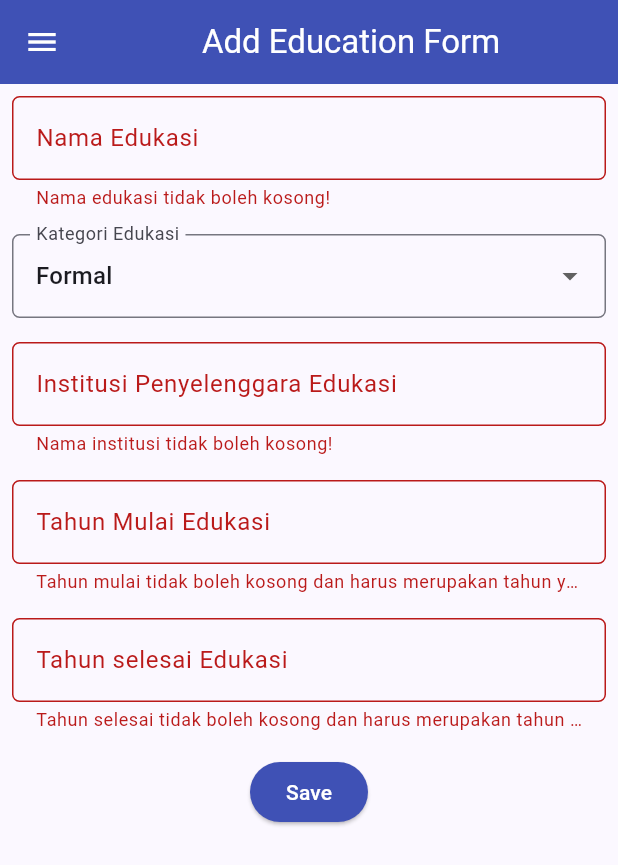
After one commit to mzakyrbn/myportofolio_mobile, a Flutter app: the EducationFormPage screen opened directly, after a tap on "Save", on a phone screen of 412 x 824 dp. The commit adds this screen. Shown: the top 865 px of the screen. Run offline on Flutter 3.47's test engine with Material 3 defaults, Android fonts, the phone set to English and light mode, and no system bars.

Commit message:
add education form page and button for redirecting to the page

```diff
--- /dev/null
+++ b/lib/screens/education_form.dart
@@ -0,0 +1,231 @@
+import 'package:flutter/material.dart';
+import 'package:myportofolio_mobile/widgets/left_drawer.dart';
+
+class EducationFormPage extends StatefulWidget {
+  const EducationFormPage({super.key});
+
+  @override
+  State<EducationFormPage> createState() => _EducationFormPageState();
+}
+
+class _EducationFormPageState extends State<EducationFormPage> {
+  final _formKey = GlobalKey<FormState>();
+
+  String _educationName = "";
+  String _category = "Formal"; // default
+  String _institution = "";
+  String _yearStart = DateTime.now().year.toString();
+  String _yearEnd = "";
+
+    final List<String> _categories = [
+    'Formal',
+    'Informal',
+  ];
+
+  @override
+  Widget build(BuildContext context) {
+    return Scaffold(
+      appBar: AppBar(
+        title: const Center(
+          child: Text(
+            'Add Education Form',
+          ),
+        ),
+        backgroundColor: Colors.indigo,
+        foregroundColor: Colors.white,
+      ),
+      drawer: LeftDrawer(),
+      body: Form(
+        key: _formKey,
+        child: SingleChildScrollView(
+          child: Column(
+            crossAxisAlignment: CrossAxisAlignment.start,
+            children: [
+              // === Education Name ===
+              Padding(
+                padding: const EdgeInsets.all(8.0),
+                child: TextFormField(
+                  decoration: InputDecoration(
+                    hintText: "Nama Edukasi",
+                    labelText: "Nama Edukasi",
+                    border: OutlineInputBorder(
+                      borderRadius: BorderRadius.circular(5.0),
+                    ),
+                  ),
+                  onChanged: (String? value) {
+                    setState(() {
+                      _educationName = value!;
+                    });
+                  },
+                  validator: (String? value) {
+                    if (value == null || value.trim().isEmpty) {
+                      return "Nama edukasi tidak boleh kosong!";
+                    }
+                    return null;
+                  },
+                ),
+              ),
+
+              // === Category ===
+              Padding(
+                padding: const EdgeInsets.all(8.0),
+                child: DropdownButtonFormField<String>(
+                  decoration: InputDecoration(
+                    labelText: "Kategori Edukasi",
+                    border: OutlineInputBorder(
+                      borderRadius: BorderRadius.circular(5.0),
+                    ),
+                  ),
+                  initialValue: _category,
+                  items: _categories
+                    .map((category) => DropdownMenuItem(
+                      value: category,
+                      child: Text(category),
+                      ))
+                    .toList(),
+                  onChanged: (String? newValue) {
+                    setState(() {
+                      _category = newValue!;
+                    });
+                  },
+                ),
+              ),
+
+              // === Institution ===
+              Padding(
+                padding: const EdgeInsets.all(8.0),
+                child: TextFormField(
+                  decoration: InputDecoration(
+                    hintText: "Universitas Indonesia, Universitas Pancasila, dll",
+                    labelText: "Institusi Penyelenggara Edukasi",
+                    border: OutlineInputBorder(
+                      borderRadius: BorderRadius.circular(5.0),
+                    ),
+                  ),
+                  onChanged: (String? value) {
+                    setState(() {
+                      _institution = value!;
+                    });
+                  },
+                  validator: (String? value) {
+                    if (value == null || value.trim().isEmpty) {
+                      return "Nama institusi tidak boleh kosong!";
+                    }
+                    return null;
+                  },
+                ),
+              ),
+
+              // === year_start ===
+              Padding(
+                padding: const EdgeInsets.all(8.0),
+                child: TextFormField(
+                  decoration: InputDecoration(
+                    hintText: "Tidak bisa melewati tahun sekarang",
+                    labelText: "Tahun Mulai Edukasi",
+                    border: OutlineInputBorder(
+                      borderRadius: BorderRadius.circular(5.0),
+                    ),
+                  ),
+                  onChanged: (String? value) {
+                    setState(() {
+                      _yearStart = value!;
+                    });
+                  },
+                  validator: (String? value) {
+                    if (value == null || value.trim().isEmpty || int.tryParse(value) == null || value.startsWith('-')) {
+                      return "Tahun mulai tidak boleh kosong dan harus merupakan tahun yang valid!";
+                    }
+                    if (int.parse(_yearStart) > DateTime.now().year) {
+                      return "Tahun mulai tidak bisa lebih besar dari tahun sekrang";
+                    }
+                    return null;
+                  },
+                ),
+              ),
+
+              Padding(
+                padding: const EdgeInsets.all(8.0),
+                child: TextFormField(
+                  decoration: InputDecoration(
+                    hintText: "Tidak bisa lebih kecil dari tahun mulai",
+                    labelText: "Tahun selesai Edukasi",
+                    border: OutlineInputBorder(
+                      borderRadius: BorderRadius.circular(5.0),
+                    ),
+                  ),
+                  onChanged: (String? value) {
+                    setState(() {
+                      _yearEnd = value!;
+                    });
+                  },
+                  validator: (String? value) {
+                    if (value == null || value.trim().isEmpty || int.tryParse(value) == null || value.startsWith('-')) {
+                      return "Tahun selesai tidak boleh kosong dan harus merupakan tahun yang valid!";
+                    }
+                    int yearEndInt = int.parse(_yearEnd);
+                    if (yearEndInt < int.parse(_yearStart)) {
+                      return "Tahun selesai tidak bisa lebih kecil dari tahun mulai";
+                    }
+                    return null;
+                  },
+                ),
+              ),
+
+              // === save button ===
+              Align(
+                alignment: Alignment.bottomCenter,
+                child: Padding(
+                  padding: const EdgeInsets.all(8.0),
+                  child: ElevatedButton(
+                    style: ButtonStyle(
+                      backgroundColor:
+                        WidgetStateProperty.all(Colors.indigo),
+                    ),
+                    onPressed: () {
+                      if (_formKey.currentState!.validate()) {
+                        showDialog(
+                          context: context,
+                          builder: (context) {
+                            return AlertDialog(
+                              title: const Text('Edukasi berhasil ditambahkan!'),
+                              content: SingleChildScrollView(
+                              child: Column(
+                                crossAxisAlignment: CrossAxisAlignment.start,
+                                children: [
+                                Text('Nama Edukasi: $_educationName'),
+                                Text('Kategori: $_category'),
+                                Text('Institusi Penyelenggara: $_institution'),
+                                Text('Tahun Mulai: $_yearStart'),
+                                Text('Tahun Selesai: $_yearEnd'),
+                                ],
+                              ),
+                              ),
+                              actions: [
+                                TextButton(
+                                  child: const Text('OK'),
+                                  onPressed: () {
+                                  Navigator.pop(context);
+                                  _formKey.currentState!.reset();
+                                  },
+                                ),
+                              ],
+                            );
+                          },
+                        );
+                      }
+                    },
+                    child: const Text(
+                      "Save",
+                      style: TextStyle(color: Colors.white),
+                    ),
+                  ),
+                ),
+              ),
+            ]
+          )
+        )
+      )
+    );
+  }
+}
--- a/lib/screens/menu.dart
+++ b/lib/screens/menu.dart
@@ -1,6 +1,8 @@
 import 'package:flutter/material.dart';
 import 'package:myportofolio_mobile/widgets/left_drawer.dart';
 import 'package:myportofolio_mobile/widgets/project_card.dart';
+import 'package:myportofolio_mobile/screens/project_form.dart';
+import 'package:myportofolio_mobile/screens/Education_form.dart';
 
 class MyHomePage extends StatelessWidget {
 	MyHomePage({super.key});
@@ -11,8 +13,10 @@ class MyHomePage extends StatelessWidget {
 
 	final List<ItemHomepage> items = [
 		ItemHomepage("Lihat Proyek", Icons.folder, Colors.lightGreenAccent),
-		ItemHomepage("Tambah Proyek", Icons.add_circle, Colors.deepPurple),
-		ItemHomepage("Logout", Icons.logout, Colors.indigoAccent),
+		ItemHomepage("Tambah Proyek", Icons.add_circle, Colors.deepPurple, ProjectFormPage()),
+		ItemHomepage("Lihat Edukasi", Icons.folder, Colors.deepOrangeAccent),
+    	ItemHomepage("Tambah Edukasi", Icons.add_circle, Colors.brown, EducationFormPage()),
+    	ItemHomepage("Logout", Icons.logout, Colors.indigoAccent),
 	];
 
 	@override
@@ -122,7 +126,8 @@ class InfoCard extends StatelessWidget {
 class ItemHomepage {
 	final String name;
 	final IconData icon;
-  final Color color;
+  	final Color color;
+	final Widget? destination;
 
-	ItemHomepage(this.name, this.icon, this.color);
+	ItemHomepage(this.name, this.icon, this.color, [this.destination]);
 }
--- a/lib/widgets/left_drawer.dart
+++ b/lib/widgets/left_drawer.dart
@@ -1,6 +1,8 @@
 import 'package:flutter/material.dart';
+import 'package:myportofolio_mobile/screens/education_form.dart';
 import 'package:myportofolio_mobile/screens/menu.dart';
-import 'package:myportofolio_mobile/project_form.dart';
+import 'package:myportofolio_mobile/screens/project_form.dart';
+
 
 class LeftDrawer extends StatelessWidget {
   const LeftDrawer({super.key});
@@ -54,9 +56,6 @@ class LeftDrawer extends StatelessWidget {
             title: const Text('Add Project'),
             // Navigasi ke halaman tambah proyek
             onTap: () {
-              /*
-              TODO: Buatlah routing ke halaman ProjectFormPage yang akan dibuat nanti.
-              */
               Navigator.pushReplacement(
                 context,
                 MaterialPageRoute(
@@ -65,6 +64,19 @@ class LeftDrawer extends StatelessWidget {
               );
             },
           ),
+          ListTile(
+            leading: const Icon(Icons.add_circle_outline),
+            title: const Text('Add Education'),
+            // Navigasi ke halaman tambah edukasi
+            onTap: () {
+              Navigator.pushReplacement(
+                context,
+                MaterialPageRoute(
+                  builder: (context) => EducationFormPage()
+                ),
+              );
+            },
+          )
         ],
       ),
     );
```
Also changed, not shown: lib/project_form.dart (deleted, +0 -217 lines), lib/screens/project_form.dart (added, +216 -0 lines), lib/widgets/project_card.dart (+16 -7 lines), 1 other file.
